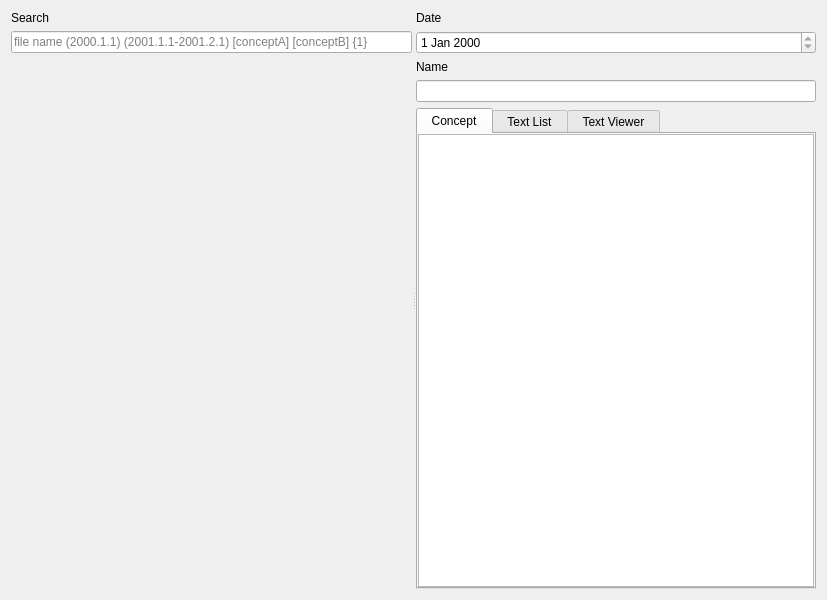
Before: the Qt Designer form module/Ui_Library.ui in Holence/DongliTeahouseStudio2, drawn with Qt 5.
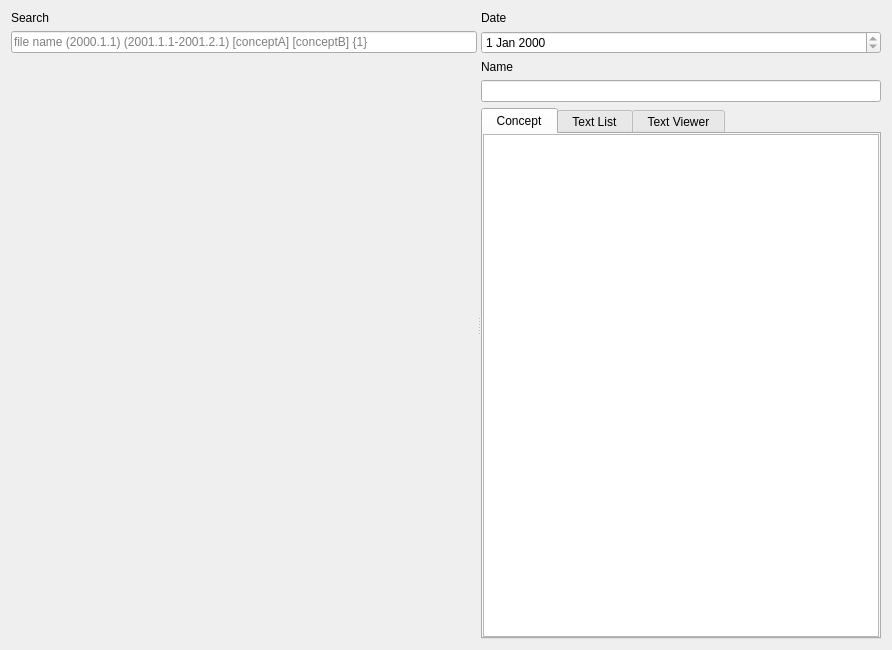
After: the same form once the commit is applied. Custom widgets are drawn as their Qt base class.

What changed in the file:
```diff
--- a/module/Ui_Library.ui
+++ b/module/Ui_Library.ui
@@ -6,14 +6,14 @@
    <rect>
     <x>0</x>
     <y>0</y>
-    <width>827</width>
-    <height>600</height>
+    <width>892</width>
+    <height>650</height>
    </rect>
   </property>
   <property name="minimumSize">
    <size>
     <width>0</width>
-    <height>600</height>
+    <height>650</height>
    </size>
   </property>
   <property name="windowTitle">
@@ -38,7 +38,7 @@
         <widget class="QLineEdit" name="lineEdit_search">
          <property name="minimumSize">
           <size>
-           <width>400</width>
+           <width>465</width>
            <height>0</height>
           </size>
          </property>
```
